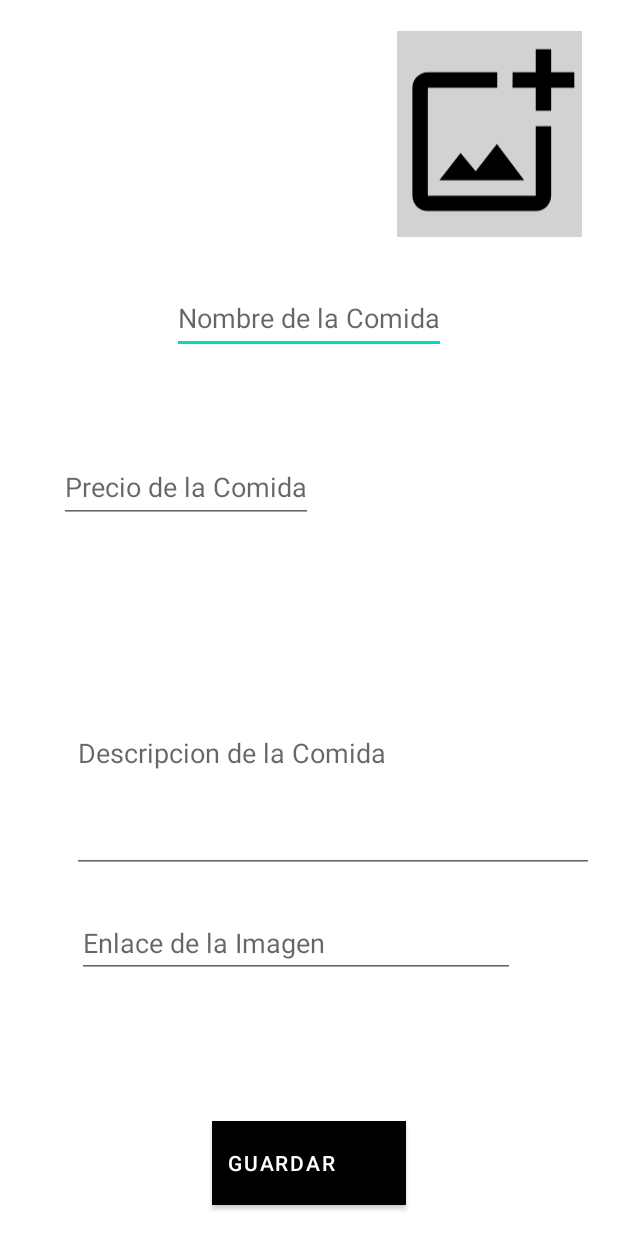
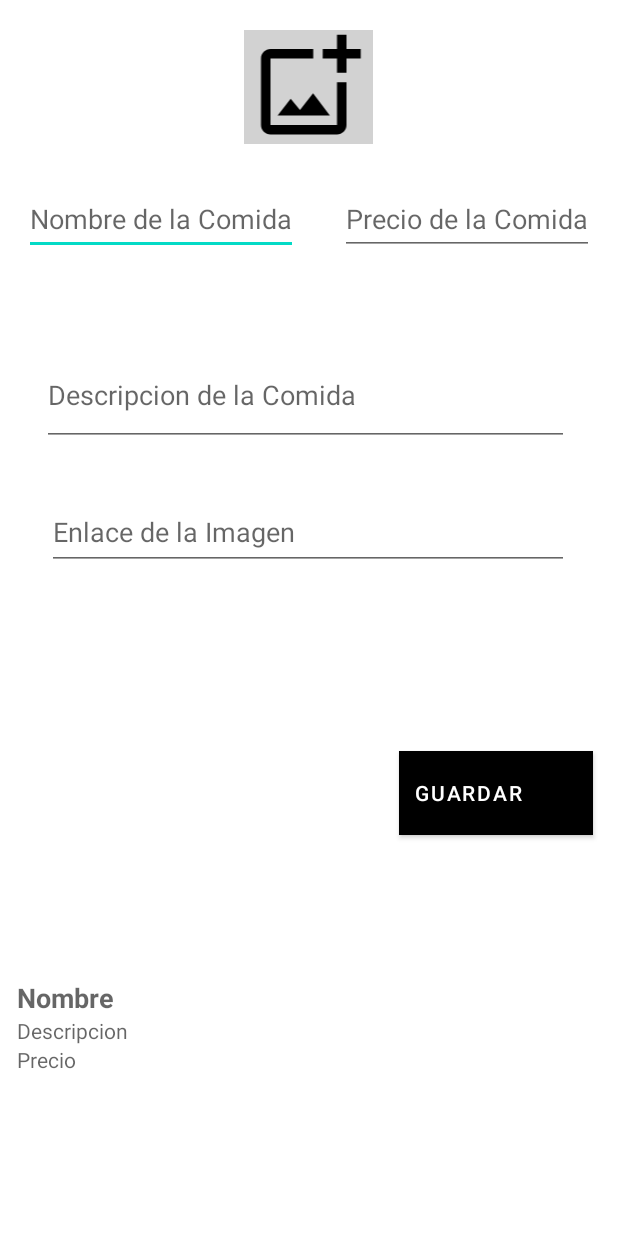
Before and after one commit to Hearly98/cinespoiler, an Android app: the layout fragment_admin_add_food.xml on its own in the app's theme, with its tools: preview values and no code run, on a phone screen of 412 x 824 dp. Run offline under Robolectric (Android 15) with nearby library versions, the phone set to English and light mode, and no system bars.

Commit message:
CRUD Dulceria/Food completo, imagen por Link

```diff
--- a/app/build.gradle.kts
+++ b/app/build.gradle.kts
@@ -64,6 +64,8 @@ dependencies {
     kapt("androidx.room:room-compiler:2.5.0")
     implementation("androidx.room:room-ktx:2.5.0")
 
+
+
     implementation("org.jetbrains.kotlinx:kotlinx-coroutines-core:1.6.0")
     implementation("org.jetbrains.kotlinx:kotlinx-coroutines-android:1.6.0")
 
--- a/app/src/main/AndroidManifest.xml
+++ b/app/src/main/AndroidManifest.xml
@@ -2,6 +2,8 @@
 <manifest xmlns:android="http://schemas.android.com/apk/res/android"
     xmlns:tools="http://schemas.android.com/tools">
     <uses-permission android:name="android.permission.INTERNET"/>
+    <uses-permission android:name="android.permission.READ_EXTERNAL_STORAGE" />
+    <uses-permission android:name="android.permission.WRITE_EXTERNAL_STORAGE" />
     <application
         android:name=".ui.UserApplication"
         android:allowBackup="true"
@@ -13,7 +15,7 @@
         android:supportsRtl="true"
         android:theme="@style/Theme.Cinespoiler"
         tools:targetApi="31">
-        <activity android:name=".ui.admin.AdminActivity"/>
+        <activity android:name=".ui.admin.AdminActivity" android:windowSoftInputMode="adjustNothing"/>
         <activity android:name=".ui.RegisterActivity" />
         <activity android:name=".ui.client.HomeActivity"/>
         <activity
@@ -25,6 +27,7 @@
                 <category android:name="android.intent.category.LAUNCHER" />
             </intent-filter>
         </activity>
+
     </application>
 
 </manifest>
--- a/app/src/main/java/com/cinespoiler/model/Food.kt
+++ b/app/src/main/java/com/cinespoiler/model/Food.kt
@@ -1,6 +1,7 @@
 package com.cinespoiler.model
 
 data class Food (
+    var id: String = "",
     val name: String = "",
     val description: String = "",
     val price: String = "",
--- a/app/src/main/java/com/cinespoiler/ui/admin/AdminActivity.kt
+++ b/app/src/main/java/com/cinespoiler/ui/admin/AdminActivity.kt
@@ -1,4 +1,5 @@
 package com.cinespoiler.ui.admin
+
 
 import android.os.Bundle
 import androidx.appcompat.app.AppCompatActivity
@@ -6,9 +7,7 @@ import androidx.fragment.app.Fragment
 import androidx.fragment.app.FragmentManager
 import com.cinespoiler.R
 import com.cinespoiler.databinding.ActivityAdminBinding
-import com.cinespoiler.ui.fragments.AdminAddFood
-import com.cinespoiler.ui.fragments.AdminAddMovie
-import com.cinespoiler.ui.fragments.ProfileFragment
+import com.cinespoiler.ui.fragments.*
 
 class AdminActivity: AppCompatActivity() {
 
--- a/app/src/main/res/layout/fragment_admin_add_food.xml
+++ b/app/src/main/res/layout/fragment_admin_add_food.xml
@@ -14,86 +14,99 @@
 
         <ImageView
             android:id="@+id/imgFoodAdd"
-            android:layout_width="123dp"
-            android:layout_height="137dp"
+            android:layout_width="86dp"
+            android:layout_height="76dp"
             android:background="@color/gray"
             android:src="@drawable/ic_add_photo"
             app:layout_constraintBottom_toBottomOf="parent"
             app:layout_constraintEnd_toEndOf="parent"
-            app:layout_constraintHorizontal_bias="0.916"
+            app:layout_constraintHorizontal_bias="0.498"
             app:layout_constraintStart_toStartOf="parent"
             app:layout_constraintTop_toTopOf="parent"
-            app:layout_constraintVertical_bias="0.03" />
+            app:layout_constraintVertical_bias="0.027" />
 
         <EditText
             android:id="@+id/tv_foodNameAdd"
             android:layout_width="wrap_content"
             android:layout_height="48dp"
-            android:layout_marginTop="24dp"
+            android:hint="Nombre de la Comida"
             android:text=""
-            android:hint="Nombre de la Comida"
-            app:layout_constraintTop_toBottomOf="@+id/imgFoodAdd"
-            app:layout_constraintBottom_toBottomOf="parent"
+            app:layout_constraintBottom_toBottomOf="@+id/recyclerViewFoodAdmin"
+            app:layout_constraintHorizontal_bias="0.069"
             app:layout_constraintLeft_toLeftOf="parent"
             app:layout_constraintRight_toRightOf="parent"
-            app:layout_constraintVertical_bias="0.01"
-            />
+            app:layout_constraintTop_toBottomOf="@+id/imgFoodAdd"
+            app:layout_constraintVertical_bias="0.038" />
 
         <EditText
             android:id="@+id/tv_foodPriceAdd"
             android:layout_width="wrap_content"
             android:layout_height="48dp"
-            android:layout_marginTop="24dp"
+            android:hint="Precio de la Comida"
             android:inputType="number"
-            android:hint="Precio de la Comida"
             app:layout_constraintBottom_toBottomOf="parent"
-            app:layout_constraintHorizontal_bias="0.161"
+            app:layout_constraintHorizontal_bias="0.934"
             app:layout_constraintLeft_toLeftOf="parent"
             app:layout_constraintRight_toRightOf="parent"
+
+
             app:layout_constraintTop_toBottomOf="@+id/imgFoodAdd"
-            app:layout_constraintVertical_bias="0.2" />
+            app:layout_constraintVertical_bias="0.038" />
 
         <EditText
             android:id="@+id/tv_foodDescriptionAdd"
-            android:layout_width="348dp"
-            android:layout_height="159dp"
+            android:layout_width="351dp"
+            android:layout_height="68dp"
+            android:layout_marginTop="12dp"
+
             android:hint="Descripcion de la Comida"
             app:layout_constraintBottom_toBottomOf="parent"
-            app:layout_constraintHorizontal_bias="0.746"
+            app:layout_constraintHorizontal_bias="0.466"
+
             app:layout_constraintLeft_toLeftOf="parent"
             app:layout_constraintRight_toRightOf="parent"
-            app:layout_constraintTop_toBottomOf="@+id/imgFoodAdd"
-            app:layout_constraintVertical_bias="0.522" />
+            app:layout_constraintTop_toBottomOf="@+id/tv_foodPriceAdd"
+            app:layout_constraintVertical_bias="0.083" />
 
         <Button
             android:id="@+id/btn_AddFood"
             android:layout_width="wrap_content"
             android:layout_height="wrap_content"
+            android:background="@color/purple_200"
+            android:drawableEnd="@drawable/ic_dulceria"
+            android:padding="10dp"
             android:text="Guardar "
-            android:drawableEnd="@drawable/ic_dulceria"
             app:layout_constraintBottom_toBottomOf="parent"
             app:layout_constraintEnd_toEndOf="parent"
-            app:layout_constraintHorizontal_bias="0.5"
-            android:background="@color/purple_200"
-            android:padding="10dp"
+            app:layout_constraintHorizontal_bias="0.942"
             app:layout_constraintStart_toStartOf="parent"
             app:layout_constraintTop_toTopOf="parent"
-            app:layout_constraintVertical_bias="0.973" />
+            app:layout_constraintVertical_bias="0.652" />
 
         <EditText
             android:id="@+id/tv_foodImageLinkAdd"
-            android:layout_width="292dp"
-            android:layout_height="46dp"
+            android:layout_width="348dp"
+            android:layout_height="50dp"
             android:layout_marginTop="24dp"
             android:hint="Enlace de la Imagen"
-            app:layout_constraintBottom_toTopOf="@id/btn_AddFood"
-            app:layout_constraintHorizontal_bias="0.427"
+            app:layout_constraintBottom_toBottomOf="@+id/recyclerViewFoodAdmin"
+            app:layout_constraintHorizontal_bias="0.492"
             app:layout_constraintLeft_toLeftOf="parent"
             app:layout_constraintRight_toRightOf="parent"
             app:layout_constraintTop_toBottomOf="@+id/tv_foodDescriptionAdd"
-            app:layout_constraintVertical_bias="0.0" />
+            app:layout_constraintVertical_bias="0.019" />
 
+        <androidx.recyclerview.widget.RecyclerView
+            android:id="@+id/recyclerViewFoodAdmin"
+            android:layout_width="406dp"
+            android:layout_height="179dp"
+            tools:listitem="@layout/item_food_admin"
+            app:layout_constraintBottom_toBottomOf="parent"
+            app:layout_constraintEnd_toEndOf="parent"
+            app:layout_constraintStart_toStartOf="parent"
+            app:layout_constraintTop_toTopOf="parent"
+
+            app:layout_constraintVertical_bias="1.0" />
 
     </androidx.constraintlayout.widget.ConstraintLayout>
-
 </FrameLayout>
--- /dev/null
+++ b/app/src/main/res/layout/item_food_admin.xml
@@ -0,0 +1,55 @@
+<?xml version="1.0" encoding="utf-8"?>
+<LinearLayout xmlns:android="http://schemas.android.com/apk/res/android"
+    android:layout_width="match_parent"
+    android:layout_height="wrap_content"
+    android:orientation="vertical"
+    android:padding="8dp">
+
+    <TextView
+        android:id="@+id/tvNameFood"
+        android:layout_width="wrap_content"
+        android:layout_height="wrap_content"
+        android:hint="Nombre"
+        android:textSize="18sp"
+        android:textStyle="bold" />
+
+    <TextView
+        android:id="@+id/tvDescriptionFood"
+        android:layout_width="wrap_content"
+        android:layout_height="wrap_content"
+        android:hint="Descripcion" />
+
+    <TextView
+        android:id="@+id/tvPriceFood"
+        android:layout_width="wrap_content"
+        android:layout_height="wrap_content"
+        android:hint="Precio" />
+
+    <ImageView
+        android:id="@+id/imgPhotoFood"
+        android:layout_width="100dp"
+        android:layout_height="100dp"
+        android:scaleType="centerCrop"
+        android:layout_marginTop="8dp"/>
+
+    <LinearLayout
+        android:layout_width="match_parent"
+        android:layout_height="wrap_content"
+        android:orientation="horizontal"
+        android:layout_marginTop="8dp">
+
+        <Button
+            android:id="@+id/btn_edit"
+            android:layout_width="0dp"
+            android:layout_height="wrap_content"
+            android:layout_weight="1"
+            android:text="Editar" />
+
+        <Button
+            android:id="@+id/btn_delete"
+            android:layout_width="0dp"
+            android:layout_height="wrap_content"
+            android:layout_weight="1"
+            android:text="Eliminar" />
+    </LinearLayout>
+</LinearLayout>
```
Also changed, not shown: app/src/main/java/com/cinespoiler/adapter/AdminFoodAdapter.kt (added, +50 -0 lines), app/src/main/java/com/cinespoiler/adapter/FoodAdapter.kt (+18 -0 lines), app/src/main/java/com/cinespoiler/ui/fragments/AdminAddFood.kt (+66 -22 lines), app/src/main/java/com/cinespoiler/ui/fragments/FoodFragment.kt (+21 -20 lines), app/src/main/res/layout/item_food.xml (+22 -24 lines).
